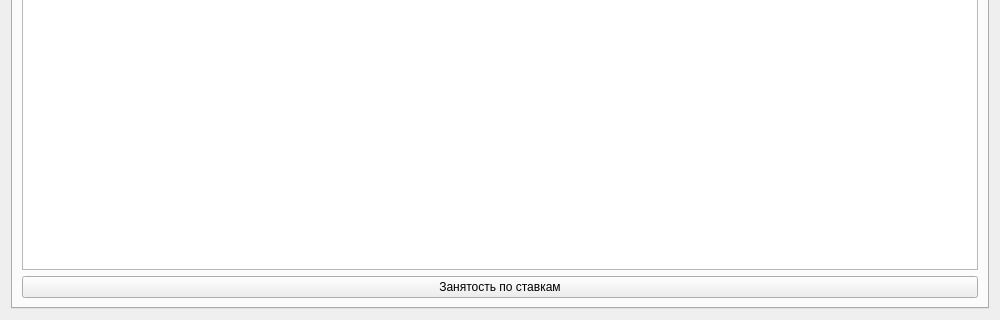
First picture: the form in ui/mainwindow.ui, repository takikokos/tbd-4, before the edit; both pictures show x 0 to 1000 and y 380 to 700 of the 1000 by 700 pixel window.
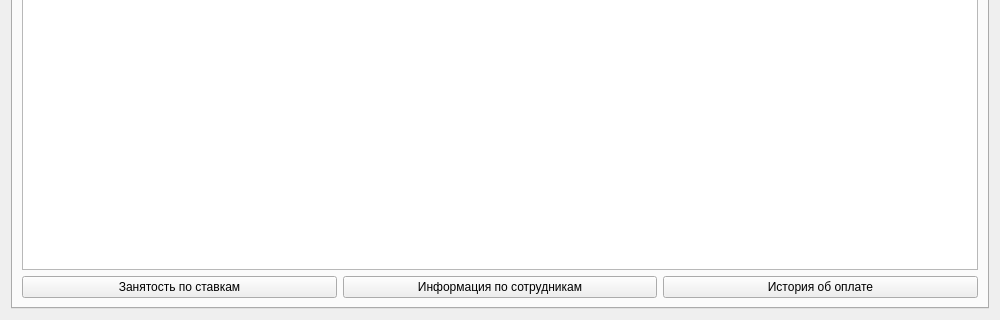
Second picture: the form after the edit. The open tabs and pages were chosen to show the change.

Commit message: added buttons for paid and employee reports

The edit to the form file:
```diff
--- a/ui/mainwindow.ui
+++ b/ui/mainwindow.ui
@@ -269,6 +269,20 @@
            </property>
           </widget>
          </item>
+         <item>
+          <widget class="QPushButton" name="employeeInfo_btn">
+           <property name="text">
+            <string>Информация по сотрудникам</string>
+           </property>
+          </widget>
+         </item>
+         <item>
+          <widget class="QPushButton" name="paidInfo_btn">
+           <property name="text">
+            <string>История об оплате</string>
+           </property>
+          </widget>
+         </item>
         </layout>
        </item>
       </layout>
```
The commit also changes 1 other file.
